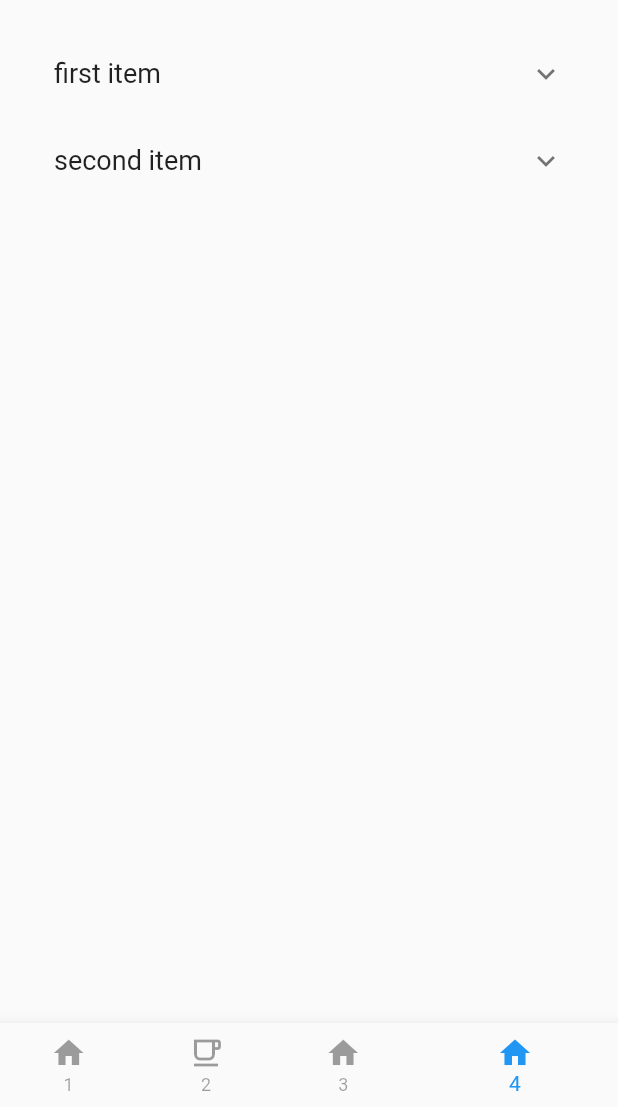
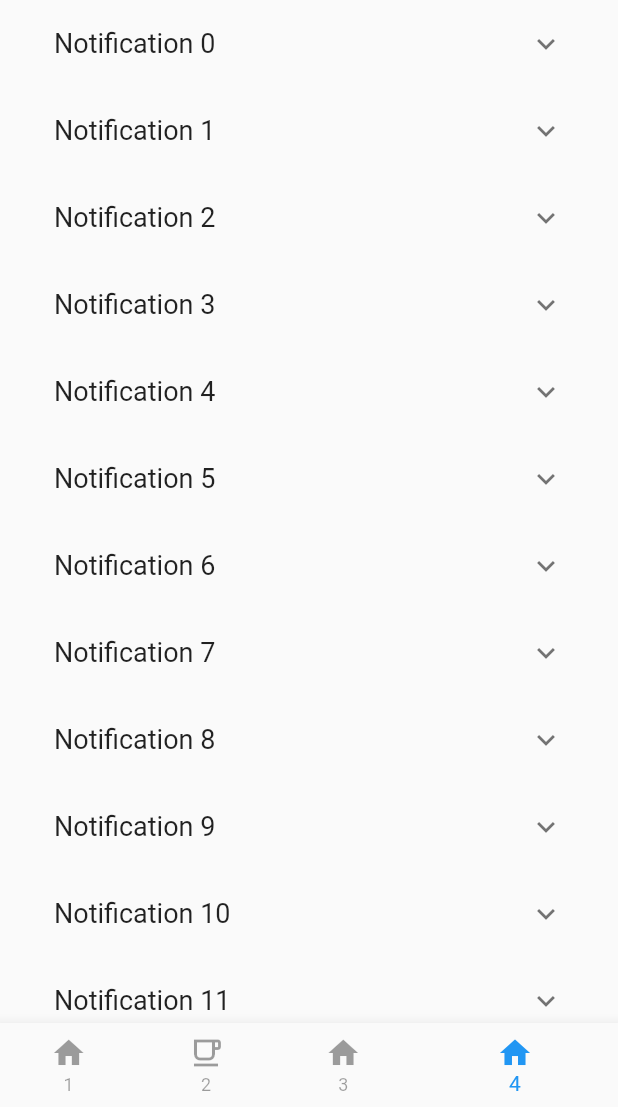
Before and after one commit to Lashwiga/4PageFlutterTemplate, a Flutter app: the screen it shows after launch, item 4 of the bottom bar chosen, on a phone screen of 412 x 824 dp, the part 129-1236 px from its top. Run offline on Flutter 3.47's test engine with Material 2 defaults, Android fonts, the phone set to English and light mode, and no system bars.

Commit message:
made ListView memory efficient

```diff
--- a/lib/NotificationScreenListTile.dart
+++ b/lib/NotificationScreenListTile.dart
@@ -14,7 +14,9 @@ class NotificationScreenListTile extends StatelessWidget {
     title: Text(title,style: TextStyle(fontSize: 18),),
 
     children: [
-      Text(description,style: TextStyle(fontSize: 14),),
+      Align(
+        alignment: Alignment.topLeft,
+        child: Text(description, style: TextStyle(fontSize: 14),)),
     ],
 
     // onExpansionChanged: (value){
--- a/lib/screen_4.dart
+++ b/lib/screen_4.dart
@@ -40,22 +40,7 @@ class _Screen4State extends State<Screen4> {
             ),
 
             Flexible(
-              child: ListView(
-                // TODO: basic listview, not memory efficient for long lists. May need ListView.builder()
-                padding: const EdgeInsets.all(20),
-                children: <Widget>[
-                  NotificationScreenListTile(
-                    title: "first item",
-                    description: "first item things lookit me go",
-                  ),
-                  NotificationScreenListTile(
-                    title: "second item",
-                    description: "second item things, we're different!",
-                  ),
-
-                ],
-
-              ),
+              child: getListView()
             ),
 
           ],
@@ -64,3 +49,26 @@ class _Screen4State extends State<Screen4> {
     );
   }
 }
+
+// TODO: placeholder, replace with something that gets the actual info for notifications
+List<List> getListElements() {
+  var items = List<List>.generate(1000, (counter) => ["Notification $counter","description $counter"]);
+  return items;
+}
+
+// builds memory efficient list
+Widget getListView() {
+  var listItems = getListElements();
+
+  var listView = ListView.builder(
+    padding: EdgeInsets.fromLTRB(20.0, 0.0, 20.0, 0.0),
+    itemBuilder: (context,index) {
+      return NotificationScreenListTile(
+        title: listItems[index][0],
+        description: listItems[index][1],
+      );
+    }
+  );
+
+  return listView;
+}
```
